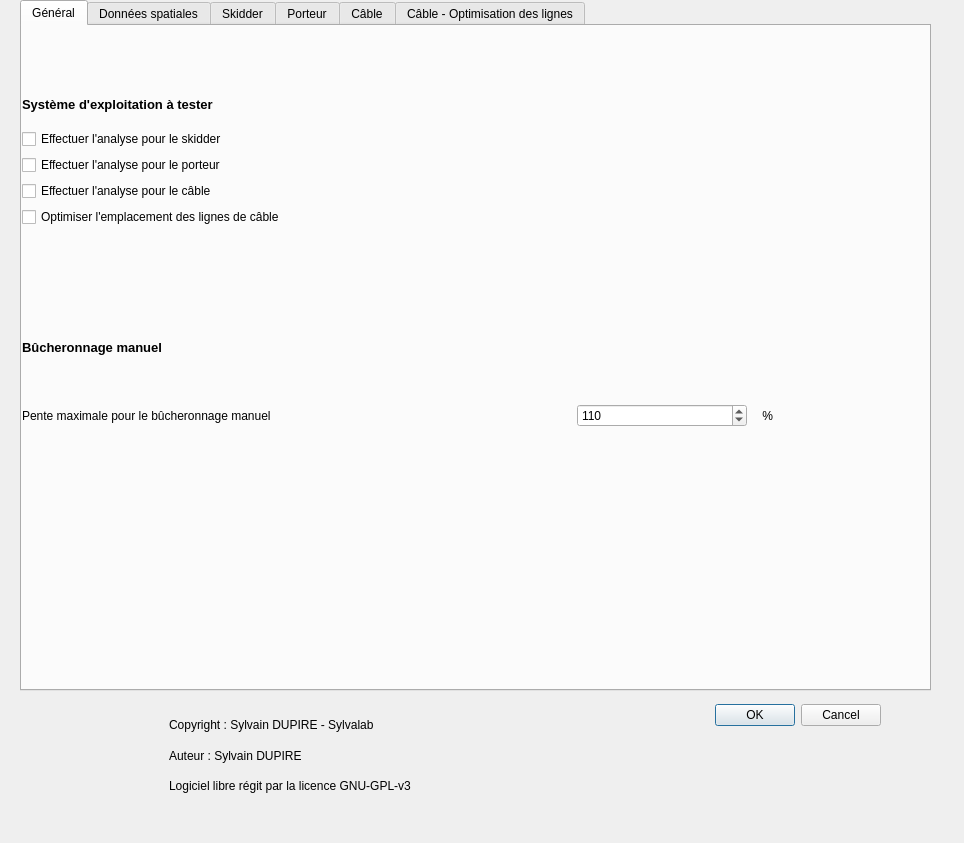
Old version of the form sylvaccess_plugin/sylvaccess_plugin_dialog_base.ui in the repository Tijjat/Sylvaccess_qgis_plugin.
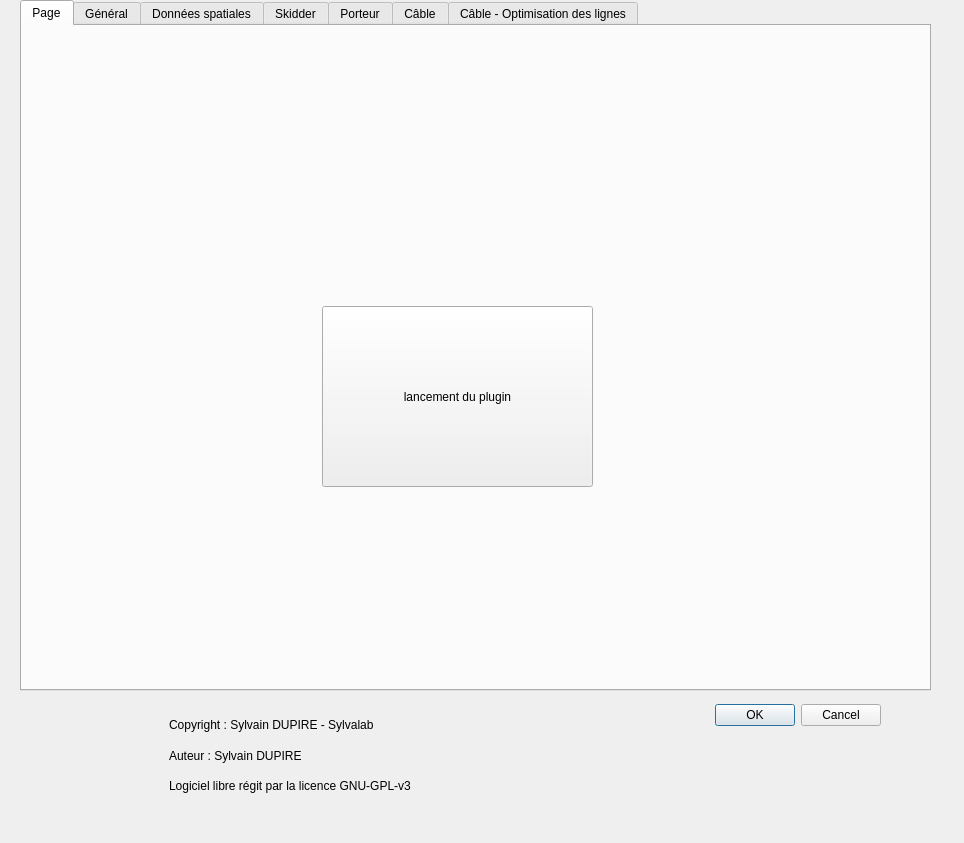
New version of the form. Icons and pictures are not drawn.

Commit message:
ajout initialisation classe
ajout de l'initialisation de la classe sylvacccess, la récupération des données du formulaire marche partiellement.

changement de l'UI nécessaire pour s'adapter au changement

```diff
--- a/sylvaccess_plugin/sylvaccess_plugin_dialog_base.ui
+++ b/sylvaccess_plugin/sylvaccess_plugin_dialog_base.ui
@@ -65,6 +65,24 @@
    <property name="currentIndex">
     <number>0</number>
    </property>
+   <widget class="QWidget" name="start">
+    <attribute name="title">
+     <string>Page</string>
+    </attribute>
+    <widget class="QPushButton" name="pushButton_14">
+     <property name="geometry">
+      <rect>
+       <x>300</x>
+       <y>280</y>
+       <width>271</width>
+       <height>181</height>
+      </rect>
+     </property>
+     <property name="text">
+      <string>lancement du plugin</string>
+     </property>
+    </widget>
+   </widget>
    <widget class="QWidget" name="general">
     <property name="enabled">
      <bool>true</bool>
```
The commit also changes 1 other file.
